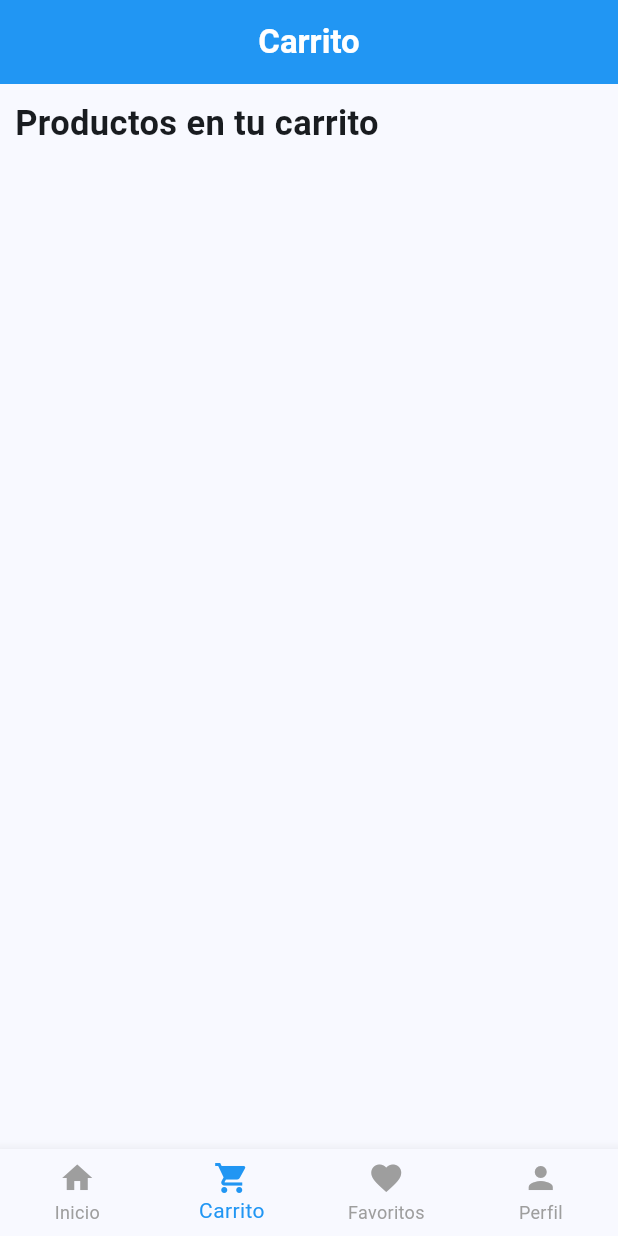
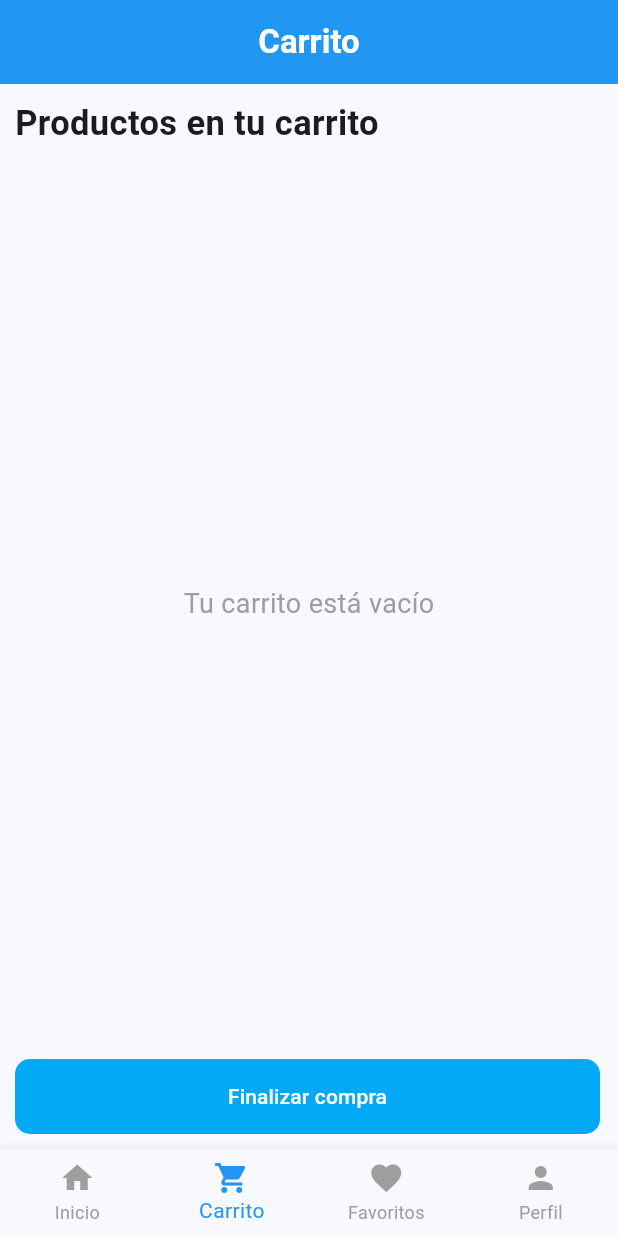
Before and after one commit to JeffLav29/FerreApp, a Flutter app: the screen it shows after launch, item 2 of the bottom bar chosen, on a phone screen of 412 x 824 dp. Run offline on Flutter 3.47's test engine with Material 3 defaults, Android fonts, the phone set to English and light mode, and no system bars; network calls fail.

```diff
--- a/lib/screens/cart_screen.dart
+++ b/lib/screens/cart_screen.dart
@@ -1,3 +1,4 @@
+import 'package:ferre_app/services/cart_manager.dart';
 import 'package:flutter/material.dart';
 
 class CartScreen extends StatefulWidget {
@@ -14,13 +15,110 @@ class _CartScreenState extends State<CartScreen> {
       body: Padding(
         padding: EdgeInsets.all(10.0),
         child: Column(
+          crossAxisAlignment: CrossAxisAlignment.start,
           children: [
             Text('Productos en tu carrito',style: TextStyle(
               fontSize: 23,
               fontWeight: FontWeight.bold,
             ),),
 
-            SizedBox(height: 10,)
+            SizedBox(height: 10,),
+
+            Expanded(
+              child: CartManager.cartItems.isEmpty
+                  ? Center(
+                      child: Text(
+                        'Tu carrito está vacío',
+                        style: TextStyle(fontSize: 18, color: Colors.grey),
+                      ),
+                    )
+                  : ListView.builder(
+                      itemCount: CartManager.cartItems.length,
+                      itemBuilder: (context, index) {
+                        final product = CartManager.cartItems[index];
+                        return Card(
+                          margin: EdgeInsets.symmetric(vertical: 5),
+                          child: ListTile(
+                            leading: Image.network(
+                              product.imagenUrl.isNotEmpty
+                                  ? product.imagenUrl
+                                  : 'https://via.placeholder.com/50x50?text=Sin+Imagen',
+                              width: 50,
+                              height: 50,
+                              fit: BoxFit.cover,
+                              errorBuilder: (context, error, stackTrace) {
+                                return Container(
+                                  width: 50,
+                                  height: 50,
+                                  color: Colors.grey[300],
+                                  child: Icon(Icons.image_not_supported),
+                                );
+                              },
+                            ),
+                            title: Text(product.nombre),
+                            subtitle: Text('S/. ${product.precio}'),
+                            trailing: IconButton(
+                              icon: Icon(Icons.delete, color: Colors.red),
+                              onPressed: () {
+                                setState(() {
+                                  CartManager.removeFromCart(product);
+                                });
+                              },
+                            ),
+                          ),
+                        );
+                      },
+                    ),
+            ),
+
+
+            if (CartManager.cartItems.isNotEmpty)
+              Container(
+                padding: EdgeInsets.all(16),
+                decoration: BoxDecoration(
+                  color: Colors.blue.shade50,
+                  borderRadius: BorderRadius.circular(10),
+                ),
+                child: Row(
+                  mainAxisAlignment: MainAxisAlignment.spaceBetween,
+                  children: [
+                    Text(
+                      'Total: S/. ${CartManager.totalPrice.toStringAsFixed(2)}',
+                      style: TextStyle(
+                        fontSize: 18,
+                        fontWeight: FontWeight.bold,
+                      ),
+                    ),
+                    Text(
+                      '${CartManager.itemCount} productos',
+                      style: TextStyle(color: Colors.grey[600]),
+                    ),
+                  ],
+                ),
+              ),
+
+              SizedBox(height: 10,),
+
+
+              Row(
+                children: [
+                  FilledButton(
+                    onPressed: () {
+
+                    },
+                    style: FilledButton.styleFrom(
+                      backgroundColor: Colors.lightBlue,
+                      foregroundColor: Colors.white,
+                      padding: EdgeInsets.symmetric(horizontal: 20, vertical: 12),
+                      shape: RoundedRectangleBorder(
+                        borderRadius: BorderRadiusGeometry.circular(10.0)
+                      ),
+                      minimumSize: Size(390, 50)
+                    ),
+                    child: Text('Finalizar compra'),
+                  ),
+                ],
+              ),
 
 
           ],
```
Also changed, not shown: lib/screens/home_screen.dart (+13 -3 lines), lib/screens/product_detail_screen.dart (+10 -1 lines), lib/services/cart_manager.dart (added, +62 -0 lines).
